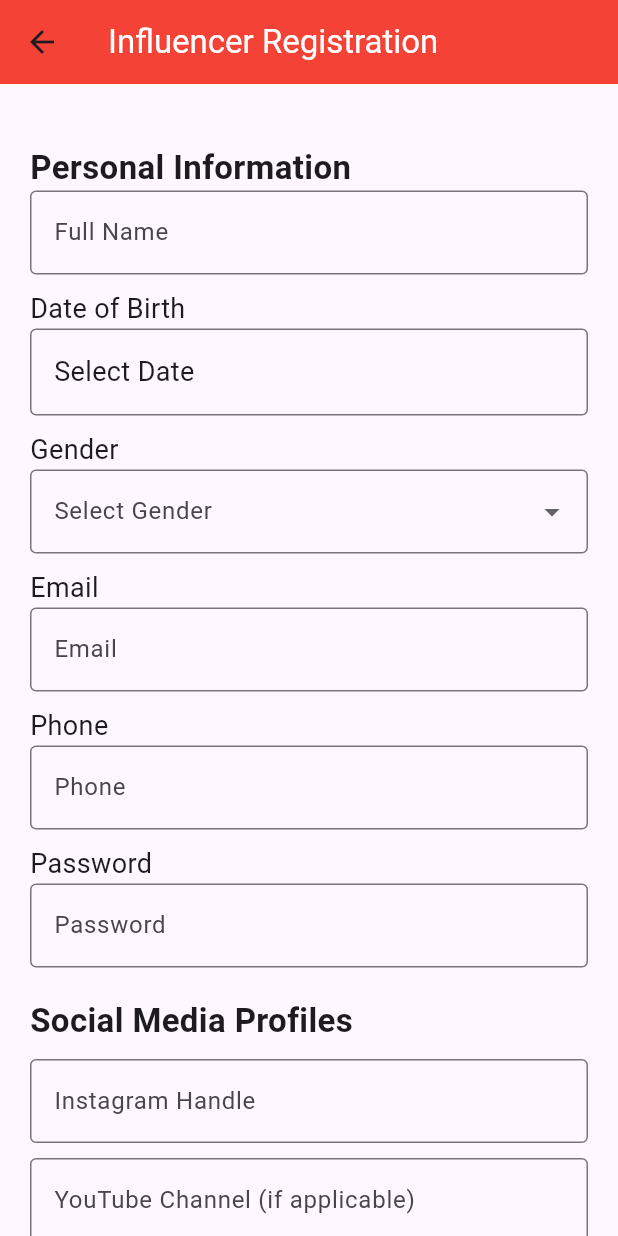
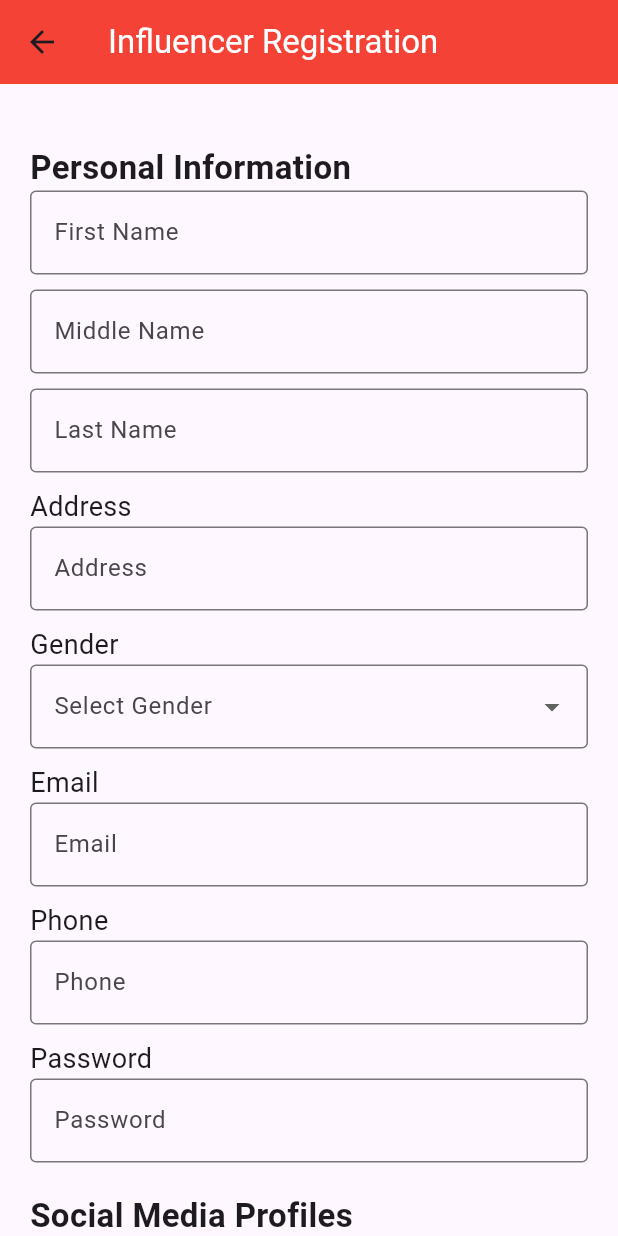
Before and after one commit to KhusbuJays01/TrendMasterApp, a Flutter app: the InfluencerRegistrationScreen screen opened directly, on a phone screen of 412 x 824 dp. Run offline on Flutter 3.47's test engine with Material 3 defaults, Android fonts, the phone set to English and light mode, and no system bars; our stand-ins replace firebase_core, google_fonts; accounts and stored records are empty.

```diff
--- a/lib/main.dart
+++ b/lib/main.dart
@@ -9,7 +9,7 @@ import 'package:trendmaster/pages/company_detail_page.dart';
 import 'package:trendmaster/pages/company_home_page.dart';
 import 'package:trendmaster/pages/backup_creators_pg.dart';
 import 'package:trendmaster/pages/company_location.dart';
-import 'package:trendmaster/pages/company_susccess_page.dart';
+import 'package:trendmaster/pages/company_success_page.dart';
 import 'package:trendmaster/pages/creators_page.dart';
 import 'package:trendmaster/pages/influencer_home_page.dart';
 import 'package:trendmaster/pages/influencer_profile_page.dart';
@@ -42,7 +42,6 @@ class MyApp extends StatelessWidget {
         //Route
         routes: <String, WidgetBuilder>{
 
-
           "/": (context) => RegistrationOptionsScreen(),
           // "/": (context) => CreatorsPage(),
           // "/": (context) => CompanyHomePage(),
--- a/lib/pages/creator_register_page.dart
+++ b/lib/pages/creator_register_page.dart
@@ -10,21 +10,27 @@ class _InfluencerRegistrationScreenState
     extends State<InfluencerRegistrationScreen> {
   DateTime? selectedDate;
   String? selectedGender;
-  String? selectedNiche;
-  List<String> niches = [
-    'Beauty',
-    'Fitness',
-    'Technology',
-    'Fashion',
-    'Travel',
-    'Food',
-    'Gaming',
-    'Lifestyle',
-    'Health',
-    'Other',
+
+
+  List<String> selectedNiches = [];
+
+  List<Map<String, dynamic>> getNicheList() {
+    return [
+      {'niche': 'Fashion', 'color': Colors.teal},
+      {'niche': 'Motivate', 'color': Colors.teal},
+      {'niche': 'Food Vlog', 'color': Colors.teal},
+      {'niche': 'Entertainment', 'color': Colors.teal},
+      {'niche': 'Informative', 'color': Colors.teal},
+      {'niche': 'Makeup', 'color': Colors.teal},
+      {'niche': 'Content Creator', 'color': Colors.teal},
+      {'niche': 'Model', 'color': Colors.teal},
+      {'niche': 'Comedy', 'color': Colors.teal},
     ];
+  }
 
-  TextEditingController fullNameController = TextEditingController();
+  TextEditingController firstNameController = TextEditingController();
+  TextEditingController middleNameController = TextEditingController();
+  TextEditingController lastNameController = TextEditingController();
   TextEditingController emailController = TextEditingController();
   TextEditingController phoneController = TextEditingController();
   TextEditingController passwordController = TextEditingController(); // Added password controller
@@ -55,54 +61,85 @@ class _InfluencerRegistrationScreenState
                 ),
               ),
               TextFormField(
-                controller: fullNameController,
+                controller: firstNameController,
                 decoration: InputDecoration(
-                  labelText: 'Full Name',
+                  labelText: 'First Name',
                   border: OutlineInputBorder(),
                 ),
               ),
               SizedBox(height: 10),
+              TextFormField(
+                controller: middleNameController,
+                decoration: InputDecoration(
+                  labelText: 'Middle Name',
+                  border: OutlineInputBorder(),
+                ),
+              ),
+              SizedBox(height: 10),
+              TextFormField(
+                controller: lastNameController,
+                decoration: InputDecoration(
+                  labelText: 'Last Name',
+                  border: OutlineInputBorder(),
+                ),
+              ),
+              SizedBox(height: 10),
+
               Text(
-                'Date of Birth',
+                'Address',
                 style: TextStyle(
                   fontSize: 18,
                 ),
               ),
-              InkWell(
-                onTap: () async {
-                  final DateTime? picked = await showDatePicker(
-                    context: context,
-                    initialDate: DateTime.now(),
-                    firstDate: DateTime(1900),
-                    lastDate: DateTime.now(),
-                  );
-                  if (picked != null) {
-                    setState(() {
-                      selectedDate = picked;
-                    });
-                  }
-                },
-                child: InputDecorator(
+              TextFormField(
+                controller: emailController,
                 decoration: InputDecoration(
-                    hintText: 'Select Date',
+                  labelText: 'Address',
                   border: OutlineInputBorder(),
-                  ),
-                  child: selectedDate != null
-                      ? Text(
-                    "${selectedDate!.toLocal()}".split(' ')[0],
-                    style: TextStyle(
-                      fontSize: 18,
-                    ),
-                  )
-                      : Text(
-                    'Select Date',
-                    style: TextStyle(
-                      fontSize: 18,
-                    ),
-                  ),
                 ),
               ),
               SizedBox(height: 10),
+              // Text(
+              //   'Date of Birth',
+              //   style: TextStyle(
+              //     fontSize: 18,
+              //   ),
+              // ),
+              // InkWell(
+              //   onTap: () async {
+              //     final DateTime? picked = await showDatePicker(
+              //       context: context,
+              //       initialDate: DateTime.now(),
+              //       firstDate: DateTime(1900),
+              //       lastDate: DateTime.now(),
+              //     );
+              //     if (picked != null) {
+              //       setState(() {
+              //         selectedDate = picked;
+              //       });
+              //     }
+              //   },
+              //   child: InputDecorator(
+              //     decoration: InputDecoration(
+              //       hintText: 'Select Date',
+              //       border: OutlineInputBorder(),
+              //     ),
+              //     child: selectedDate != null
+              //         ? Text(
+              //       "${selectedDate!.toLocal()}".split(' ')[0],
+              //       style: TextStyle(
+              //         fontSize: 18,
+              //       ),
+              //     )
+              //         : Text(
+              //       'Select Date',
+              //       style: TextStyle(
+              //         fontSize: 18,
+              //       ),
+              //     ),
+              //   ),
+              // ),
+              // SizedBox(height: 10),
               Text(
                 'Gender',
                 style: TextStyle(
@@ -202,7 +239,26 @@ class _InfluencerRegistrationScreenState
                   border: OutlineInputBorder(),
                 ),
               ),
+              SizedBox(height: 10),
+
+              //Rate Section
+              Text(
+                'Rate per content',
+                style: TextStyle(
+                  fontSize: 22,
+                  fontWeight: FontWeight.bold,
+                ),
+              ),
+              TextFormField(
+                controller: otherProfilesController,
+                decoration: InputDecoration(
+                  labelText: 'Rate',
+                  border: OutlineInputBorder(),
+                ),
+              ),
               SizedBox(height: 20),
+
+
               Text(
                 'Niche/Category',
                 style: TextStyle(
@@ -210,24 +266,47 @@ class _InfluencerRegistrationScreenState
                   fontWeight: FontWeight.bold,
                 ),
               ),
-              DropdownButtonFormField<String>(
-                decoration: InputDecoration(
-                  labelText: 'Select Niche/Category',
-                  border: OutlineInputBorder(),
+              SizedBox(height: 10),
+
+              // Select Niche Section
+              Text(
+                'Select Niche*',
+                style: TextStyle(fontWeight: FontWeight.bold),
               ),
-                value: selectedNiche,
-                onChanged: (String? value) {
+              SizedBox(height: 5),
+
+              Column(
+                crossAxisAlignment: CrossAxisAlignment.center,
+                mainAxisAlignment: MainAxisAlignment.center,
+                children: [
+                  Wrap(
+                    spacing: 8,
+                    runSpacing: 8,
+                    children: getNicheList().map((location) {
+                      return OutlinedButton(
+                        onPressed: () {
                           setState(() {
-                    selectedNiche = value;
+                            selectedNiches.contains(location['niche'])
+                                ? selectedNiches.remove(location['niche'])
+                                : selectedNiches.add(location['niche']);
                           });
                         },
-                items: niches.map((String value) {
-                  return DropdownMenuItem<String>(
-                    value: value,
-                    child: Text(value),
+                        child: Text(
+                          location['niche'],
+                          style: TextStyle(
+                            color: selectedNiches.contains(location['niche']) ? Colors.white : location['color'],
+                          ),
+                        ),
+                        style: OutlinedButton.styleFrom(
+                          primary: selectedNiches.contains(location['niche']) ? location['color'] : null,
+                          backgroundColor: selectedNiches.contains(location['niche']) ? location['color'] : null,
+                        ),
                       );
                     }).toList(),
                   ),
+                ],
+              ),
+
               SizedBox(height: 20),
               Center(
                 child: ElevatedButton(
--- a/lib/pages/login_page.dart
+++ b/lib/pages/login_page.dart
@@ -6,7 +6,7 @@ import 'package:trendmaster/pages/company_detail_page.dart';
 import 'package:trendmaster/pages/company_home_page.dart';
 import 'package:trendmaster/pages/backup_creators_pg.dart';
 import 'package:trendmaster/pages/company_location.dart';
-import 'package:trendmaster/pages/company_susccess_page.dart';
+import 'package:trendmaster/pages/company_success_page.dart';
 import 'package:trendmaster/pages/creators_page.dart';
 import 'package:trendmaster/pages/influencer_home_page.dart';
 import 'package:trendmaster/pages/influencer_profile_page.dart';
```
Also changed, not shown: lib/pages/company_success_page.dart (renamed from lib/pages/company_susccess_page.dart). Lines whose indentation alone changed are shown as unchanged.
